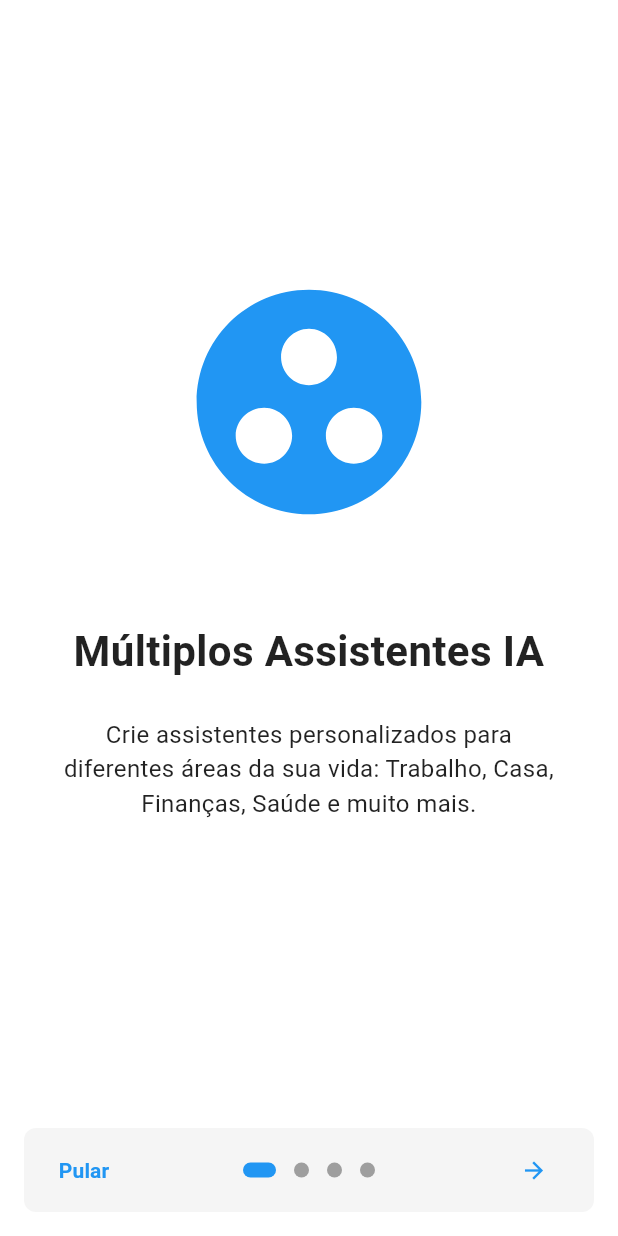
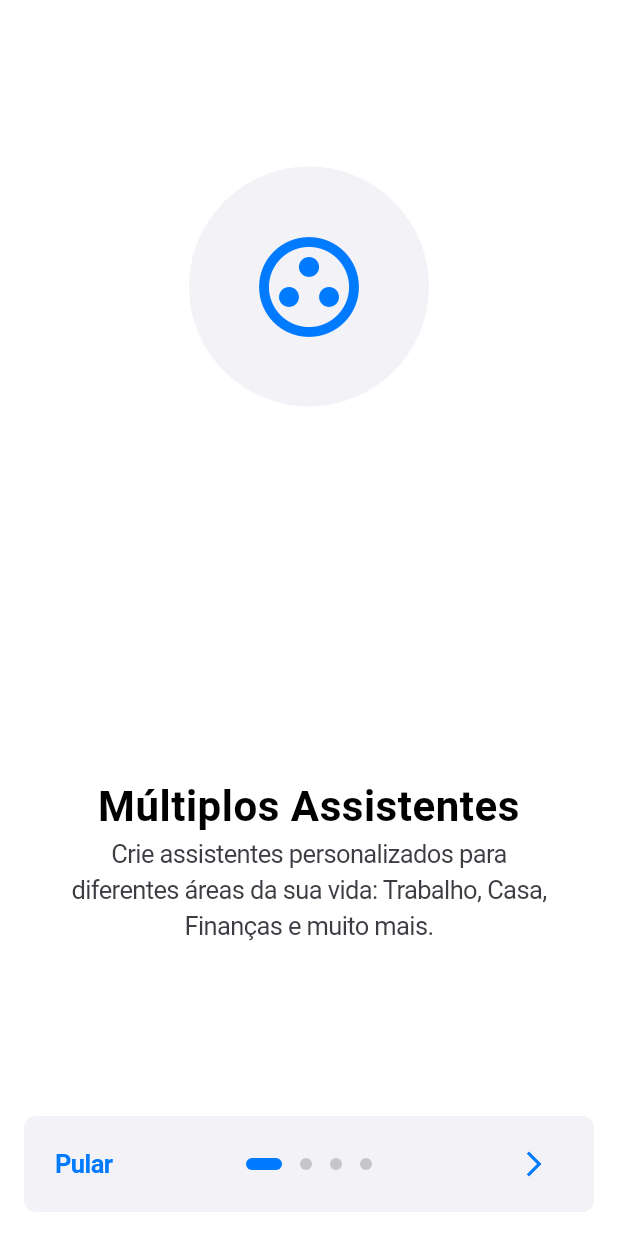
Before and after one commit to carlosesl1/agente, a Flutter app: the screen it shows after launch, on a phone screen of 412 x 824 dp. Run offline on Flutter 3.47's test engine with Material 3 defaults, Android fonts, the phone set to English and light mode, and no system bars; drawn by our look-alikes of flutter_animate, introduction_screen; our stand-ins replace connectivity_plus, device_info_plus, dio, firebase_core, firebase_messaging, flutter_chat_types and 10 more; missing offline and left inert: record; accounts and stored records are empty.

Commit message:
Refatorar onboarding e settings para design minimalista
- **OnboardingScreen** (186 para 206 linhas):
  * Remover animated_text_kit e efeitos shimmer
  * Ícones em círculos simples com fundo secundário
  * Usar tipografia e cores do design system
  * Animações mais sutis e clean
  * Dots indicator minimalista

- **SettingsGeneralScreen** (388 para 436 linhas):
  * Integrar cores do design system
  * AppBar usando componente reutilizável
  * Backgrounds consistentes com tema
  * Cores de ícones padronizadas
  * Simplificar dialog de idiomas
  * Botão logout com cor de acento vermelha

Todas as telas agora seguem o mesmo padrão visual minimalista!

```diff
--- a/meu_bot_app/lib/screens/onboarding_screen.dart
+++ b/meu_bot_app/lib/screens/onboarding_screen.dart
@@ -1,11 +1,13 @@
 import 'package:flutter/material.dart';
 import 'package:introduction_screen/introduction_screen.dart';
-import 'package:animated_text_kit/animated_text_kit.dart';
 import 'package:flutter_animate/flutter_animate.dart';
 import 'package:shared_preferences/shared_preferences.dart';
+import 'package:provider/provider.dart';
+import '../theme/theme_provider.dart';
+import '../theme/design_system.dart';
 import 'chat_screen.dart';
 
-/// Tela de introdução premium mostrada apenas na primeira vez
+/// Tela de introdução minimalista mostrada apenas na primeira vez
 class OnboardingScreen extends StatefulWidget {
   const OnboardingScreen({super.key});
 
@@ -28,113 +30,118 @@ class _OnboardingScreenState extends State<OnboardingScreen> {
     }
   }
 
-  /// Widget decorativo para as páginas com animação premium
-  Widget _buildImage(String assetName, double size) {
-    return Icon(
-      _getIconForPage(assetName),
-      size: size,
-      color: Theme.of(context).primaryColor,
+  /// Widget decorativo para as páginas com ícone
+  Widget _buildImage(String assetName, double size, bool isDark) {
+    return Container(
+      width: size,
+      height: size,
+      decoration: BoxDecoration(
+        color: isDark
+            ? AppDesignSystem.darkSecondaryBackground
+            : AppDesignSystem.lightSecondaryBackground,
+        shape: BoxShape.circle,
+      ),
+      child: Icon(
+        _getIconForPage(assetName),
+        size: size * 0.5,
+        color: isDark
+            ? AppDesignSystem.primaryBlueDark
+            : AppDesignSystem.primaryBlue,
+      ),
     )
         .animate()
-        .fadeIn(duration: 600.ms, curve: Curves.easeOut)
+        .fadeIn(duration: 400.ms, curve: Curves.easeOut)
         .scale(
-          begin: const Offset(0.5, 0.5),
-          end: const Offset(1, 1),
-          duration: 500.ms,
-          curve: Curves.elasticOut,
-        )
-        .then(delay: 200.ms)
-        .shimmer(duration: 1500.ms, color: Colors.white.withOpacity(0.3));
+          begin: const Offset(0.8, 0.8),
+          curve: Curves.easeOut,
+        );
   }
 
   IconData _getIconForPage(String page) {
     switch (page) {
       case 'multiple_assistants':
-        return Icons.group_work_rounded;
+        return Icons.group_work_outlined;
       case 'ai_powered':
-        return Icons.psychology_rounded;
+        return Icons.psychology_outlined;
       case 'personalized':
-        return Icons.palette_rounded;
+        return Icons.palette_outlined;
       case 'ready':
-        return Icons.rocket_launch_rounded;
+        return Icons.rocket_launch_outlined;
       default:
-        return Icons.chat_rounded;
+        return Icons.chat_outlined;
     }
   }
 
   @override
   Widget build(BuildContext context) {
-    final isDark = Theme.of(context).brightness == Brightness.dark;
-
-    const bodyStyle = TextStyle(fontSize: 16.0);
+    final themeProvider = Provider.of<ThemeProvider>(context);
+    final isDark = themeProvider.isDarkMode;
 
     final pageDecoration = PageDecoration(
-      titleTextStyle: const TextStyle(
-        fontSize: 28.0,
-        fontWeight: FontWeight.w700,
+      titleTextStyle: AppDesignSystem.title1.copyWith(
+        color: isDark
+            ? AppDesignSystem.darkPrimaryText
+            : AppDesignSystem.lightPrimaryText,
       ),
-      bodyTextStyle: bodyStyle,
-      bodyPadding: const EdgeInsets.fromLTRB(16.0, 0.0, 16.0, 16.0),
-      pageColor: isDark ? Colors.black : Colors.white,
-      imagePadding: const EdgeInsets.all(24),
+      bodyTextStyle: AppDesignSystem.body.copyWith(
+        color: isDark
+            ? AppDesignSystem.darkSecondaryText
+            : AppDesignSystem.lightSecondaryText,
+      ),
+      bodyPadding: const EdgeInsets.fromLTRB(
+        AppDesignSystem.spacingL,
+        0.0,
+        AppDesignSystem.spacingL,
+        AppDesignSystem.spacingL,
+      ),
+      pageColor: isDark
+          ? AppDesignSystem.darkBackground
+          : AppDesignSystem.lightBackground,
+      imagePadding: const EdgeInsets.all(AppDesignSystem.spacingXL),
+      titlePadding: const EdgeInsets.only(top: AppDesignSystem.spacingL),
+      bodyAlignment: Alignment.center,
+      imageAlignment: Alignment.center,
     );
 
     return IntroductionScreen(
       key: _introKey,
-      globalBackgroundColor: isDark ? Colors.black : Colors.white,
+      globalBackgroundColor: isDark
+          ? AppDesignSystem.darkBackground
+          : AppDesignSystem.lightBackground,
       pages: [
         // Página 1: Múltiplos Assistentes
         PageViewModel(
-          title: "Múltiplos Assistentes IA",
-          body: "Crie assistentes personalizados para diferentes áreas da sua vida: Trabalho, Casa, Finanças, Saúde e muito mais.",
-          image: _buildImage('multiple_assistants', 180),
+          title: "Múltiplos Assistentes",
+          body:
+              "Crie assistentes personalizados para diferentes áreas da sua vida: Trabalho, Casa, Finanças e muito mais.",
+          image: _buildImage('multiple_assistants', 160, isDark),
           decoration: pageDecoration,
         ),
 
         // Página 2: Inteligência Artificial
         PageViewModel(
           title: "Powered by AI",
-          body: "Integração com N8N permite conectar seus assistentes aos melhores modelos de IA: GPT-4, Claude, Gemini e outros.",
-          image: _buildImage('ai_powered', 180),
+          body:
+              "Conecte seus assistentes aos melhores modelos de IA através do N8N: GPT-4, Claude, Gemini e outros.",
+          image: _buildImage('ai_powered', 160, isDark),
           decoration: pageDecoration,
         ),
 
         // Página 3: Personalização
         PageViewModel(
-          title: "Totalmente Personalizável",
-          body: "Escolha cores, avatares e configure webhooks únicos para cada assistente. Cada conversa é única e organizada.",
-          image: _buildImage('personalized', 180),
+          title: "Personalizável",
+          body:
+              "Escolha cores, avatares e webhooks únicos para cada assistente. Organize suas conversas do seu jeito.",
+          image: _buildImage('personalized', 160, isDark),
           decoration: pageDecoration,
         ),
 
         // Página 4: Pronto para começar
         PageViewModel(
-          title: "Pronto para começar?",
-          bodyWidget: Column(
-            children: [
-              const Text(
-                "Crie seu primeiro assistente e experimente o futuro das conversas com IA!",
-                textAlign: TextAlign.center,
-                style: bodyStyle,
-              ),
-              const SizedBox(height: 32),
-              AnimatedTextKit(
-                animatedTexts: [
-                  TypewriterAnimatedText(
-                    '🚀 Vamos começar!',
-                    textStyle: TextStyle(
-                      fontSize: 24.0,
-                      fontWeight: FontWeight.bold,
-                      color: Theme.of(context).primaryColor,
-                    ),
-                    speed: const Duration(milliseconds: 100),
-                  ),
-                ],
-                totalRepeatCount: 1,
-              ),
-            ],
-          ),
-          image: _buildImage('ready', 180),
+          title: "Pronto para começar",
+          body:
+              "Crie seu primeiro assistente e comece a conversar com IA de forma organizada e eficiente.",
+          image: _buildImage('ready', 160, isDark),
           decoration: pageDecoration,
         ),
       ],
@@ -146,38 +153,51 @@ class _OnboardingScreenState extends State<OnboardingScreen> {
       showBackButton: false,
       skip: Text(
         'Pular',
-        style: TextStyle(
-          fontWeight: FontWeight.w600,
-          color: Theme.of(context).primaryColor,
+        style: AppDesignSystem.headline.copyWith(
+          color: isDark
+              ? AppDesignSystem.primaryBlueDark
+              : AppDesignSystem.primaryBlue,
         ),
       ),
       next: Icon(
-        Icons.arrow_forward,
-        color: Theme.of(context).primaryColor,
+        Icons.arrow_forward_ios,
+        color: isDark
+            ? AppDesignSystem.primaryBlueDark
+            : AppDesignSystem.primaryBlue,
+        size: 20,
       ),
       done: Text(
         'Começar',
-        style: TextStyle(
-          fontWeight: FontWeight.w600,
-          color: Theme.of(context).primaryColor,
+        style: AppDesignSystem.headline.copyWith(
+          color: isDark
+              ? AppDesignSystem.primaryBlueDark
+              : AppDesignSystem.primaryBlue,
         ),
       ),
-      curve: Curves.fastLinearToSlowEaseIn,
-      controlsMargin: const EdgeInsets.all(16),
-      controlsPadding: const EdgeInsets.fromLTRB(8.0, 4.0, 8.0, 4.0),
+      curve: Curves.easeInOut,
+      controlsMargin: const EdgeInsets.all(AppDesignSystem.spacingM),
+      controlsPadding: const EdgeInsets.all(AppDesignSystem.spacingS),
       dotsDecorator: DotsDecorator(
-        size: const Size(10.0, 10.0),
-        color: Colors.grey,
-        activeSize: const Size(22.0, 10.0),
-        activeColor: Theme.of(context).primaryColor,
+        size: const Size(8.0, 8.0),
+        color: isDark
+            ? AppDesignSystem.darkSeparator
+            : AppDesignSystem.lightSeparator,
+        activeSize: const Size(24.0, 8.0),
+        activeColor: isDark
+            ? AppDesignSystem.primaryBlueDark
+            : AppDesignSystem.primaryBlue,
         activeShape: const RoundedRectangleBorder(
-          borderRadius: BorderRadius.all(Radius.circular(25.0)),
+          borderRadius: BorderRadius.all(Radius.circular(4.0)),
         ),
       ),
       dotsContainerDecorator: ShapeDecoration(
-        color: isDark ? Colors.grey[900] : Colors.grey[100],
+        color: isDark
+            ? AppDesignSystem.darkSecondaryBackground
+            : AppDesignSystem.lightSecondaryBackground,
         shape: const RoundedRectangleBorder(
-          borderRadius: BorderRadius.all(Radius.circular(8.0)),
+          borderRadius: BorderRadius.all(
+            Radius.circular(AppDesignSystem.radiusS),
+          ),
         ),
       ),
     );
```
Also changed, not shown: meu_bot_app/lib/screens/settings_general_screen.dart (+117 -69 lines).
